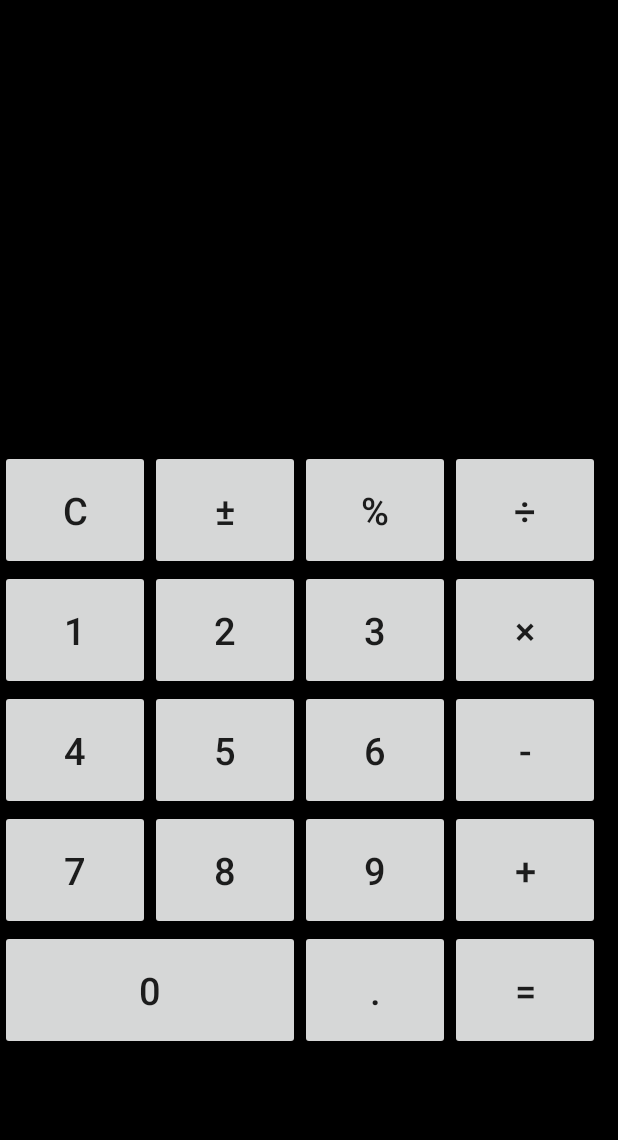
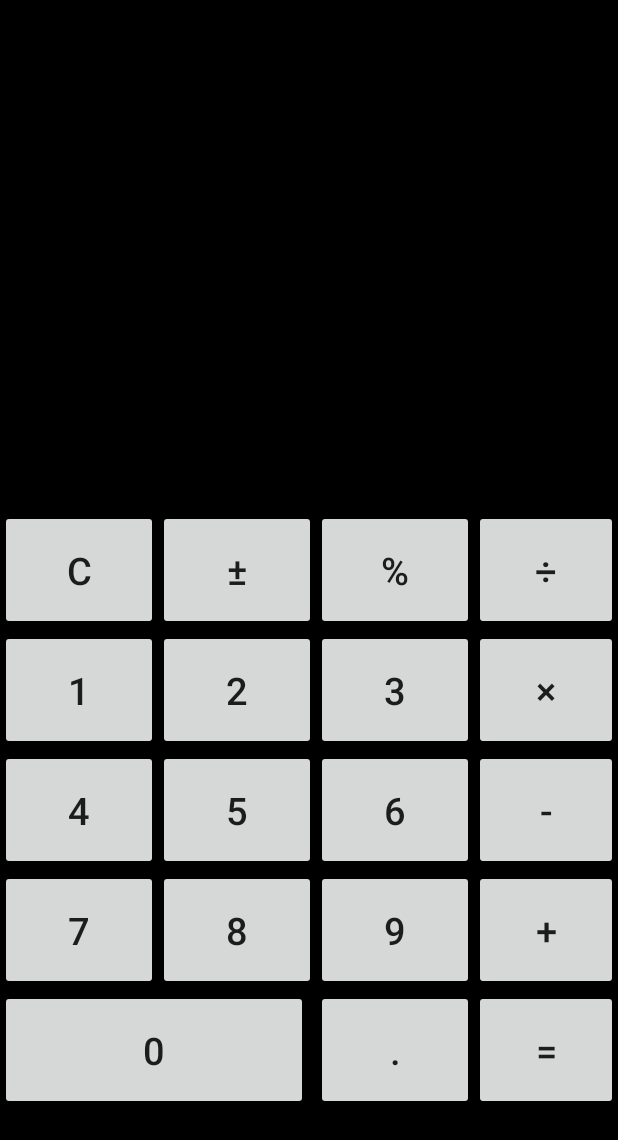
Before and after one commit to kohnoir/XmlCalculate, an Android app: the layout trener.xml on its own in the app's theme, with its tools: preview values and no code run, on a phone screen of 412 x 824 dp. Shown: the top 1140 px of the screen. Run offline under Robolectric (Android 15) with nearby library versions, the phone set to English and light mode, and no system bars.

Commit message:
trener xml = new xml file with relative layout

```diff
--- a/app/src/main/java/com/example/xmlcalculate/MainActivity.java
+++ b/app/src/main/java/com/example/xmlcalculate/MainActivity.java
@@ -33,7 +33,7 @@ public class MainActivity extends AppCompatActivity {
     @Override
     protected void onCreate(Bundle savedInstanceState) {
         super.onCreate(savedInstanceState);
-        setContentView(R.layout.activity_main);
+        setContentView(R.layout.trener);
         zapisStroki();
 
     }
--- a/app/src/main/res/layout/trener.xml
+++ b/app/src/main/res/layout/trener.xml
@@ -10,7 +10,7 @@
     <TextView
         android:id="@+id/ViewCalculate"
         android:layout_width="match_parent"
-        android:layout_height="150dp"
+        android:layout_height="170dp"
         android:gravity="bottom|right"
         android:hint="@string/Zero"
         android:textSize="25sp"
@@ -20,7 +20,7 @@
     <TextView
         android:id="@+id/Vivod"
         android:layout_width="match_parent"
-        android:layout_height="150dp"
+        android:layout_height="170dp"
         android:layout_below="@id/ViewCalculate"
         android:layout_weight="1"
         android:gravity="bottom|right"
@@ -32,7 +32,7 @@
 
     <Button
         android:id="@+id/Ca"
-        android:layout_width="100dp"
+        android:layout_width="105dp"
         android:layout_height="80dp"
         android:layout_below="@id/Vivod"
         android:gravity="center"
@@ -41,7 +41,7 @@
 
     <Button
         android:id="@+id/PlusMinus"
-        android:layout_width="100dp"
+        android:layout_width="105dp"
         android:layout_height="80dp"
         android:layout_below="@id/Vivod"
         android:layout_toRightOf="@id/Ca"
@@ -51,7 +51,7 @@
 
     <Button
         android:id="@+id/percent"
-        android:layout_width="100dp"
+        android:layout_width="105dp"
         android:layout_height="80dp"
         android:layout_toRightOf="@id/PlusMinus"
         android:layout_below="@id/Vivod"
@@ -61,7 +61,7 @@
 
     <Button
         android:id="@+id/division"
-        android:layout_width="100dp"
+        android:layout_width="105dp"
         android:layout_height="80dp"
         android:layout_toRightOf="@id/percent"
         android:layout_below="@id/Vivod"
@@ -70,7 +70,7 @@
         android:text="@string/Devision" />
     <Button
         android:id="@+id/One"
-        android:layout_width="100dp"
+        android:layout_width="105dp"
         android:layout_height="80dp"
         android:layout_below="@id/Ca"
 
@@ -81,7 +81,7 @@
 
     <Button
         android:id="@+id/Two"
-        android:layout_width="100dp"
+        android:layout_width="105dp"
         android:layout_height="80dp"
         android:layout_below="@id/PlusMinus"
         android:layout_toRightOf="@id/Ca"
@@ -91,7 +91,7 @@
 
     <Button
         android:id="@+id/Three"
-        android:layout_width="100dp"
+        android:layout_width="105dp"
         android:layout_height="80dp"
         android:layout_below="@id/percent"
         android:layout_toRightOf="@id/PlusMinus"
@@ -100,7 +100,7 @@
         android:textSize="25sp" />
     <Button
         android:id="@+id/X"
-        android:layout_width="100dp"
+        android:layout_width="105dp"
         android:layout_height="80dp"
         android:layout_below="@id/division"
         android:layout_toRightOf="@id/percent"
@@ -110,7 +110,7 @@
 
     <Button
         android:id="@+id/Four"
-        android:layout_width="100dp"
+        android:layout_width="105dp"
         android:layout_height="80dp"
         android:layout_below="@id/One"
         android:textSize="25sp"
@@ -118,7 +118,7 @@
         android:text="@string/Four" />
     <Button
         android:id="@+id/Five"
-        android:layout_width="100dp"
+        android:layout_width="105dp"
         android:layout_height="80dp"
         android:layout_below="@id/Two"
         android:layout_toRightOf="@id/One"
@@ -128,7 +128,7 @@
 
     <Button
         android:id="@+id/Six"
-        android:layout_width="100dp"
+        android:layout_width="105dp"
         android:layout_height="80dp"
         android:layout_below="@id/Three"
         android:layout_toRightOf="@id/Two"
@@ -137,7 +137,7 @@
         android:text="@string/Six" />
     <Button
         android:id="@+id/Minus"
-        android:layout_width="100dp"
+        android:layout_width="105dp"
         android:layout_height="80dp"
         android:layout_below="@id/X"
         android:layout_toRightOf="@id/Three"
@@ -146,7 +146,7 @@
         android:text="@string/Minus" />
     <Button
         android:id="@+id/Seven"
-        android:layout_width="100dp"
+        android:layout_width="105dp"
         android:layout_height="80dp"
         android:layout_below="@id/Four"
         android:layout_weight="1"
@@ -155,7 +155,7 @@
         android:text="@string/Seven" />
     <Button
         android:id="@+id/Eight"
-        android:layout_width="100dp"
+        android:layout_width="105dp"
         android:layout_height="80dp"
         android:textSize="25sp"
         android:layout_below="@id/Five"
@@ -165,7 +165,7 @@
 
     <Button
         android:id="@+id/Nine"
-        android:layout_width="100dp"
+        android:layout_width="105dp"
         android:layout_height="80dp"
         android:textSize="25sp"
         android:layout_below="@id/Six"
@@ -174,7 +174,7 @@
         android:text="@string/Nine" />
     <Button
         android:id="@+id/Plus"
-        android:layout_width="100dp"
+        android:layout_width="105dp"
         android:layout_height="80dp"
         android:layout_below="@id/Minus"
         android:layout_toRightOf="@id/Six"
@@ -182,7 +182,7 @@
         android:gravity="center"
         android:text="@string/Plus" />
     <Button
-        android:layout_width="200dp"
+        android:layout_width="205dp"
         android:layout_height="80dp"
         android:textSize="25sp"
         android:layout_below="@id/Seven"
@@ -192,7 +192,7 @@
 
     </Button>
     <Button
-        android:layout_width="100dp"
+        android:layout_width="105dp"
         android:layout_height="80dp"
         android:textSize="25sp"
         android:id="@+id/Point"
@@ -202,7 +202,7 @@
         android:gravity="center">
     </Button>
     <Button
-        android:layout_width="100dp"
+        android:layout_width="105dp"
         android:layout_height="80dp"
         android:textSize="25sp"
         android:id="@+id/equall"
@@ -211,5 +211,11 @@
         android:text="@string/Equall"
         android:gravity="center">
     </Button>
+    <Space
+        android:layout_width="match_parent"
+        android:layout_height="match_parent"
+        android:layout_below="@id/equall">
+
+    </Space>
 
 </RelativeLayout>
```
